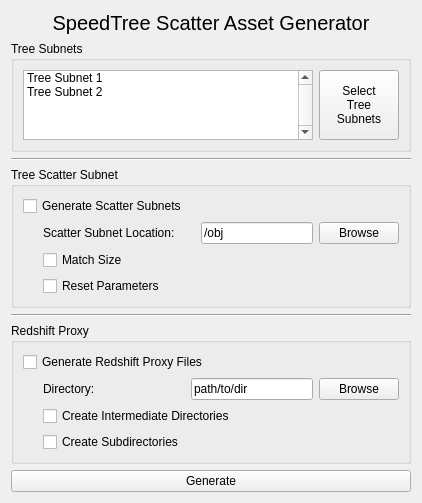
This is SpeedTreeAssetGenerator/scatterAssetGeneratorUI.ui in danieltslee/SpeedTreeFbxImporter as Qt 5 draws it before an edit. The edited form follows.
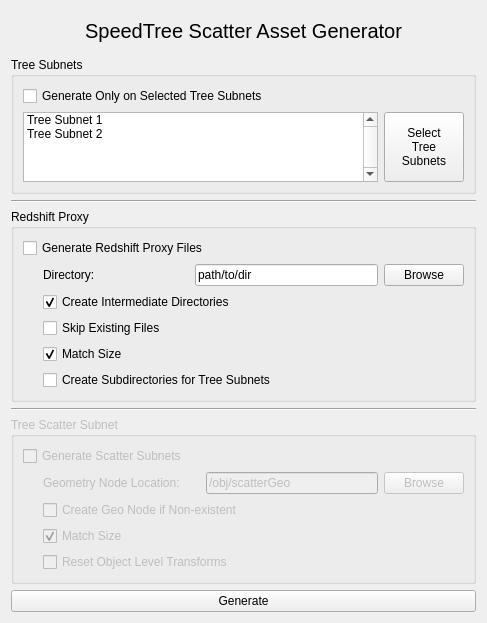
This is the edited form.

Diff of the .ui file:
```diff
--- a/SpeedTreeAssetGenerator/scatterAssetGeneratorUI.ui
+++ b/SpeedTreeAssetGenerator/scatterAssetGeneratorUI.ui
@@ -6,8 +6,8 @@
    <rect>
     <x>0</x>
     <y>0</y>
-    <width>418</width>
-    <height>477</height>
+    <width>487</width>
+    <height>585</height>
    </rect>
   </property>
   <property name="windowTitle">
@@ -16,10 +16,16 @@
   <layout class="QVBoxLayout" name="verticalLayout_5">
    <item>
     <widget class="QLabel" name="label">
+     <property name="sizePolicy">
+      <sizepolicy hsizetype="Preferred" vsizetype="Maximum">
+       <horstretch>0</horstretch>
+       <verstretch>0</verstretch>
+      </sizepolicy>
+     </property>
      <property name="minimumSize">
       <size>
        <width>400</width>
-       <height>0</height>
+       <height>40</height>
       </size>
      </property>
      <property name="font">
@@ -40,7 +46,14 @@
      <property name="title">
       <string>Tree Subnets</string>
      </property>
-     <layout class="QHBoxLayout" name="horizontalLayout_6">
+     <layout class="QVBoxLayout" name="verticalLayout_6">
+      <item>
+       <widget class="QCheckBox" name="generateOnlySelectedSubnets">
+        <property name="text">
+         <string>Generate Only on Selected Tree Subnets</string>
+        </property>
+       </widget>
+      </item>
       <item>
        <layout class="QHBoxLayout" name="horizontalLayout_5">
         <item>
@@ -54,6 +67,9 @@
           <property name="verticalScrollBarPolicy">
            <enum>Qt::ScrollBarAlwaysOn</enum>
           </property>
+          <property name="sizeAdjustPolicy">
+           <enum>QAbstractScrollArea::AdjustToContentsOnFirstShow</enum>
+          </property>
           <property name="autoScroll">
            <bool>true</bool>
           </property>
@@ -130,110 +146,14 @@
      </property>
     </widget>
    </item>
-   <item>
-    <widget class="QGroupBox" name="groupBox_2">
-     <property name="title">
-      <string>Tree Scatter Subnet</string>
-     </property>
-     <layout class="QVBoxLayout" name="verticalLayout_4">
-      <item>
-       <widget class="QCheckBox" name="checkBox">
-        <property name="text">
-         <string>Generate Scatter Subnets</string>
-        </property>
-       </widget>
-      </item>
-      <item>
-       <layout class="QHBoxLayout" name="horizontalLayout_3">
-        <item>
-         <spacer name="horizontalSpacer">
-          <property name="orientation">
-           <enum>Qt::Horizontal</enum>
-          </property>
-          <property name="sizeType">
-           <enum>QSizePolicy::Fixed</enum>
-          </property>
-          <property name="sizeHint" stdset="0">
-           <size>
-            <width>20</width>
-            <height>20</height>
-           </size>
-          </property>
-         </spacer>
-        </item>
-        <item>
-         <layout class="QVBoxLayout" name="verticalLayout">
-          <item>
-           <layout class="QHBoxLayout" name="horizontalLayout">
-            <item>
-             <widget class="QLabel" name="label_3">
-              <property name="text">
-               <string>Scatter Subnet Location:</string>
-              </property>
-             </widget>
-            </item>
-            <item>
-             <spacer name="horizontalSpacer_4">
-              <property name="orientation">
-               <enum>Qt::Horizontal</enum>
-              </property>
-              <property name="sizeType">
-               <enum>QSizePolicy::Fixed</enum>
-              </property>
-              <property name="sizeHint" stdset="0">
-               <size>
-                <width>20</width>
-                <height>20</height>
-               </size>
-              </property>
-             </spacer>
-            </item>
-            <item>
-             <widget class="QLineEdit" name="directoryPath_2">
-              <property name="text">
-               <string>/obj</string>
-              </property>
-             </widget>
-            </item>
-            <item>
-             <widget class="QPushButton" name="pushButton_3">
-              <property name="text">
-               <string>Browse</string>
-              </property>
-             </widget>
-            </item>
-           </layout>
-          </item>
-          <item>
-           <widget class="QCheckBox" name="checkBox_2">
-            <property name="text">
-             <string>Match Size</string>
-            </property>
-           </widget>
-          </item>
-          <item>
-           <widget class="QCheckBox" name="checkBox_4">
-            <property name="text">
-             <string>Reset Parameters</string>
-            </property>
-           </widget>
-          </item>
-         </layout>
-        </item>
-       </layout>
-      </item>
-     </layout>
-    </widget>
-   </item>
-   <item>
-    <widget class="Line" name="line">
-     <property name="orientation">
-      <enum>Qt::Horizontal</enum>
-     </property>
-    </widget>
-   </item>
    <item>
     <widget class="QGroupBox" name="groupBox">
+     <property name="sizePolicy">
+      <sizepolicy hsizetype="Preferred" vsizetype="Fixed">
+       <horstretch>0</horstretch>
+       <verstretch>0</verstretch>
+      </sizepolicy>
+     </property>
      <property name="title">
       <string>Redshift Proxy</string>
      </property>
@@ -284,7 +204,7 @@
               </property>
               <property name="sizeHint" stdset="0">
                <size>
-                <width>90</width>
+                <width>94</width>
                 <height>20</height>
                </size>
               </property>
@@ -307,19 +227,45 @@
            </layout>
           </item>
           <item>
-           <widget class="QCheckBox" name="checkBox_5">
+           <widget class="QCheckBox" name="createIntermediateDirectories">
+            <property name="autoFillBackground">
+             <bool>false</bool>
+            </property>
             <property name="text">
              <string>Create Intermediate Directories</string>
             </property>
+            <property name="checked">
+             <bool>true</bool>
+            </property>
            </widget>
           </item>
           <item>
            <widget class="QCheckBox" name="checkBox_6">
             <property name="text">
-             <string>Create Subdirectories</string>
+             <string>Skip Existing Files</string>
             </property>
            </widget>
           </item>
+          <item>
+           <widget class="QCheckBox" name="RSProxyMatchSize">
+            <property name="text">
+             <string>Match Size</string>
+            </property>
+            <property name="checked">
+             <bool>true</bool>
+            </property>
+           </widget>
+          </item>
+          <item>
+           <widget class="QCheckBox" name="createSubdir">
+            <property name="text">
+             <string>Create Subdirectories for Tree Subnets</string>
+            </property>
+            <property name="checked">
+             <bool>false</bool>
+            </property>
+           </widget>
+          </item>
          </layout>
         </item>
        </layout>
@@ -328,7 +274,143 @@
     </widget>
    </item>
    <item>
-    <widget class="QPushButton" name="pushButton_4">
+    <widget class="Line" name="line">
+     <property name="orientation">
+      <enum>Qt::Horizontal</enum>
+     </property>
+    </widget>
+   </item>
+   <item>
+    <widget class="QGroupBox" name="groupBox_2">
+     <property name="enabled">
+      <bool>false</bool>
+     </property>
+     <property name="sizePolicy">
+      <sizepolicy hsizetype="Preferred" vsizetype="Fixed">
+       <horstretch>0</horstretch>
+       <verstretch>0</verstretch>
+      </sizepolicy>
+     </property>
+     <property name="title">
+      <string>Tree Scatter Subnet</string>
+     </property>
+     <layout class="QVBoxLayout" name="verticalLayout_4">
+      <item>
+       <widget class="QCheckBox" name="generateScatterSubnets">
+        <property name="text">
+         <string>Generate Scatter Subnets</string>
+        </property>
+        <property name="checked">
+         <bool>false</bool>
+        </property>
+       </widget>
+      </item>
+      <item>
+       <layout class="QHBoxLayout" name="horizontalLayout_3">
+        <property name="sizeConstraint">
+         <enum>QLayout::SetDefaultConstraint</enum>
+        </property>
+        <item>
+         <spacer name="horizontalSpacer">
+          <property name="orientation">
+           <enum>Qt::Horizontal</enum>
+          </property>
+          <property name="sizeType">
+           <enum>QSizePolicy::Fixed</enum>
+          </property>
+          <property name="sizeHint" stdset="0">
+           <size>
+            <width>20</width>
+            <height>20</height>
+           </size>
+          </property>
+         </spacer>
+        </item>
+        <item>
+         <layout class="QVBoxLayout" name="verticalLayout">
+          <item>
+           <layout class="QHBoxLayout" name="horizontalLayout">
+            <item>
+             <widget class="QLabel" name="label_3">
+              <property name="sizePolicy">
+               <sizepolicy hsizetype="Preferred" vsizetype="Fixed">
+                <horstretch>0</horstretch>
+                <verstretch>0</verstretch>
+               </sizepolicy>
+              </property>
+              <property name="text">
+               <string>Geometry Node Location:</string>
+              </property>
+             </widget>
+            </item>
+            <item>
+             <spacer name="horizontalSpacer_4">
+              <property name="orientation">
+               <enum>Qt::Horizontal</enum>
+              </property>
+              <property name="sizeType">
+               <enum>QSizePolicy::Fixed</enum>
+              </property>
+              <property name="sizeHint" stdset="0">
+               <size>
+                <width>20</width>
+                <height>20</height>
+               </size>
+              </property>
+             </spacer>
+            </item>
+            <item>
+             <widget class="QLineEdit" name="ScatterSubnetParent">
+              <property name="text">
+               <string>/obj/scatterGeo</string>
+              </property>
+             </widget>
+            </item>
+            <item>
+             <widget class="QPushButton" name="launchBrowseForGeoNode">
+              <property name="text">
+               <string>Browse</string>
+              </property>
+             </widget>
+            </item>
+           </layout>
+          </item>
+          <item>
+           <widget class="QCheckBox" name="createGeoNode">
+            <property name="text">
+             <string>Create Geo Node if Non-existent</string>
+            </property>
+           </widget>
+          </item>
+          <item>
+           <widget class="QCheckBox" name="ScatterSubnetMatchSize">
+            <property name="text">
+             <string>Match Size</string>
+            </property>
+            <property name="checked">
+             <bool>true</bool>
+            </property>
+           </widget>
+          </item>
+          <item>
+           <widget class="QCheckBox" name="resetObjTransforms">
+            <property name="text">
+             <string>Reset Object Level Transforms</string>
+            </property>
+            <property name="checked">
+             <bool>false</bool>
+            </property>
+           </widget>
+          </item>
+         </layout>
+        </item>
+       </layout>
+      </item>
+     </layout>
+    </widget>
+   </item>
+   <item>
+    <widget class="QPushButton" name="generateAssets">
      <property name="text">
       <string>Generate</string>
      </property>
```
Left out of the diff: 15 changed lines with no effect on the pictures.
